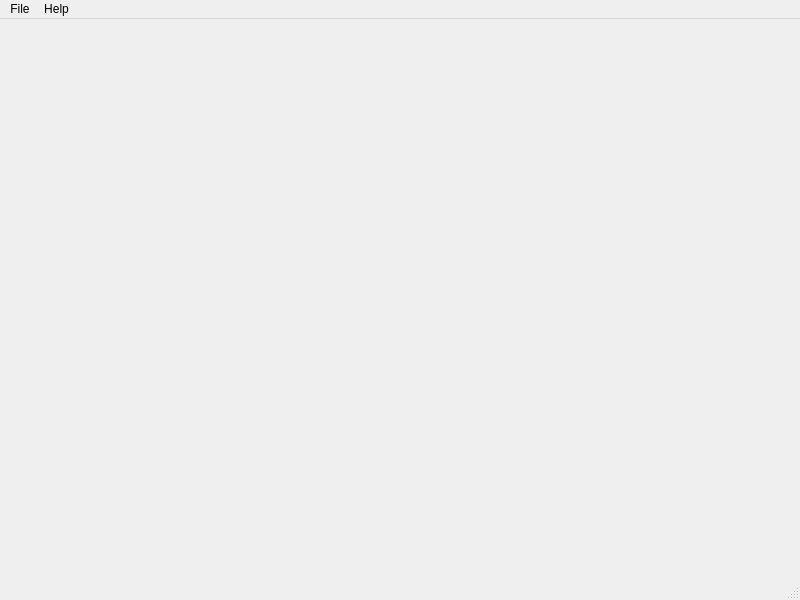
Old version of the form mainwindow.ui in the repository geertdaelemans/BrickManager.
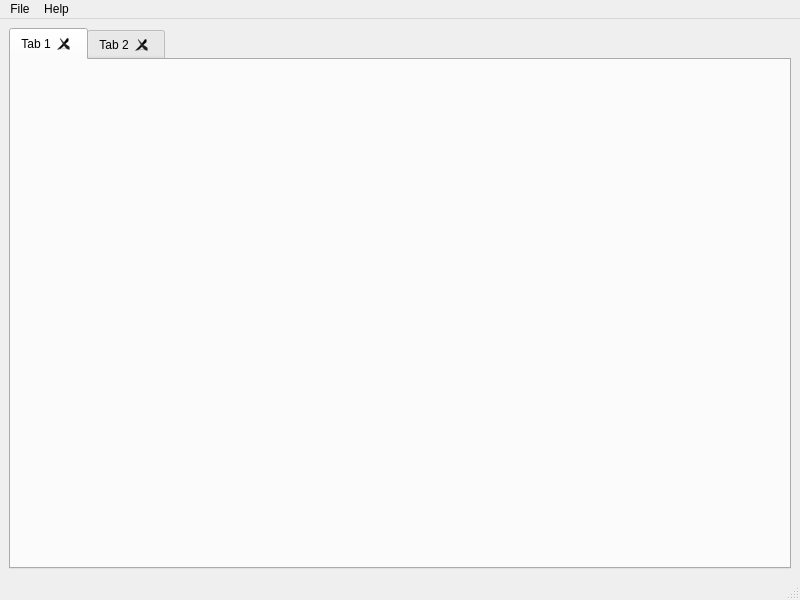
New version of the form. The open tabs and pages were chosen to show the change.

Commit message: Added tabs for Inventories.

The edit to the form file:
```diff
--- a/mainwindow.ui
+++ b/mainwindow.ui
@@ -13,7 +13,42 @@
     <height>600</height>
    </rect>
   </property>
-  <widget class="QWidget" name="centralwidget"/>
+  <widget class="QWidget" name="centralwidget">
+   <layout class="QVBoxLayout" name="verticalLayout">
+    <item>
+     <widget class="QTabWidget" name="tabWidget">
+      <property name="tabPosition">
+       <enum>QTabWidget::North</enum>
+      </property>
+      <property name="tabShape">
+       <enum>QTabWidget::Rounded</enum>
+      </property>
+      <property name="currentIndex">
+       <number>1</number>
+      </property>
+      <property name="tabsClosable">
+       <bool>true</bool>
+      </property>
+      <property name="movable">
+       <bool>true</bool>
+      </property>
+      <widget class="QWidget" name="tab">
+       <property name="enabled">
+        <bool>true</bool>
+       </property>
+       <attribute name="title">
+        <string>Tab 1</string>
+       </attribute>
+      </widget>
+      <widget class="QWidget" name="tab_2">
+       <attribute name="title">
+        <string>Tab 2</string>
+       </attribute>
+      </widget>
+     </widget>
+    </item>
+   </layout>
+  </widget>
   <widget class="QMenuBar" name="menubar">
    <property name="geometry">
     <rect>
```
Left out of the diff: 2 changed lines with no effect on the pictures. The commit also changes 7 other files.
